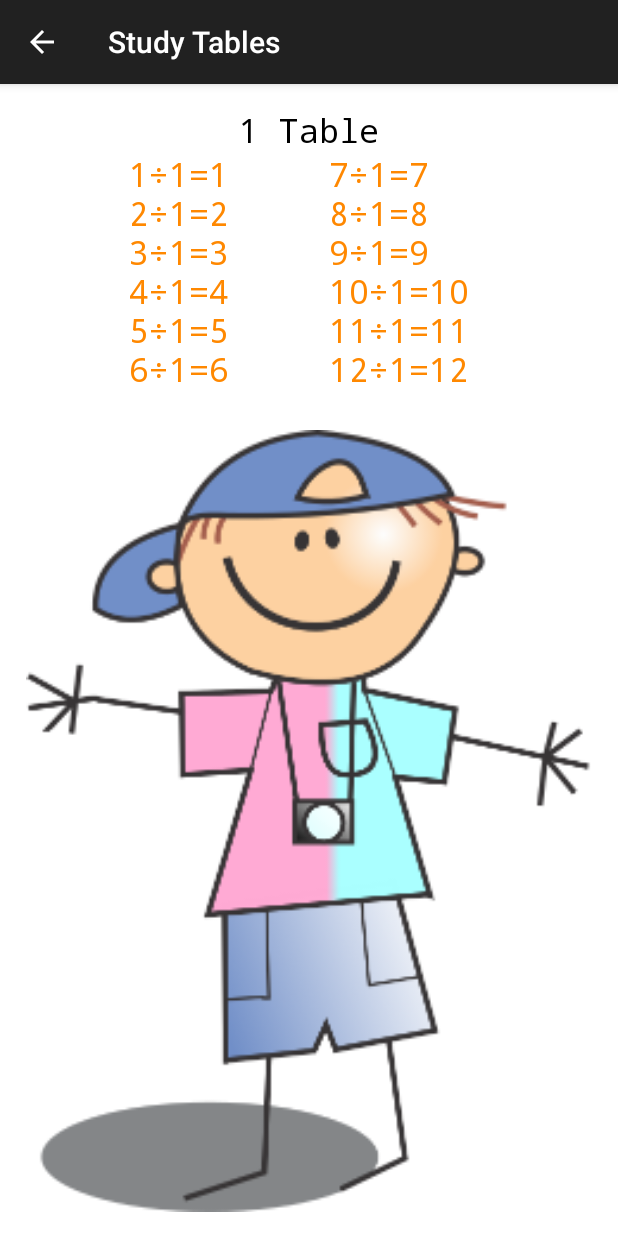
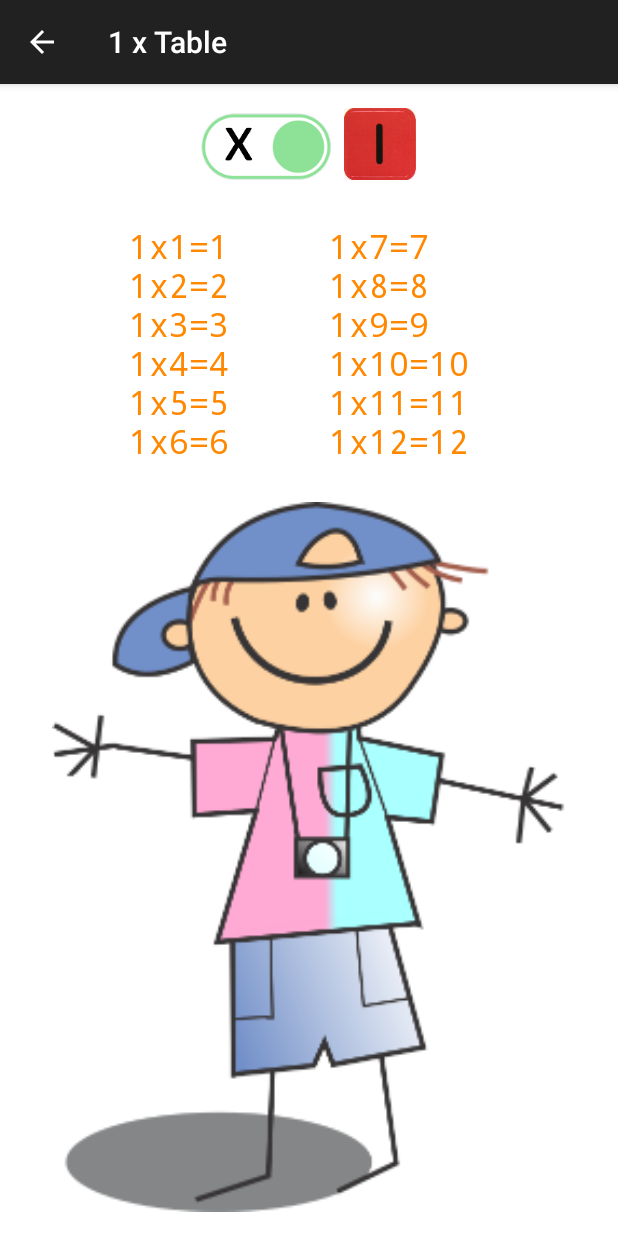
Before and after one commit to alexcarcar/KidsCanMultiply, an Android app: the screen it shows after launch (Table), after a tap on an icon or button, on a phone screen of 412 x 824 dp. Run offline under Robolectric (Android 15) with nearby library versions, the phone set to English and light mode, and no system bars; 1 other tap on this screen came first.

Commit message:
Add toggle in Table Activity: TODO Fix Quiz on second question

```diff
--- a/app/src/main/java/carcar/alex/kidsmultiply/MainActivity.java
+++ b/app/src/main/java/carcar/alex/kidsmultiply/MainActivity.java
@@ -5,26 +5,9 @@ import android.media.MediaPlayer;
 import android.os.Bundle;
 import android.support.v7.app.AppCompatActivity;
 import android.view.View;
-import android.widget.ImageView;
 
 public class MainActivity extends AppCompatActivity {
     private MediaPlayer FXPlayer;
-    private boolean multiplicationMode = true;
-
-    public void toggleMode(View v) {
-        ImageView imageView = (ImageView) v;
-        playSound(R.raw.type);
-        if (multiplicationMode) {
-            multiplicationMode = false;
-            this.setTitle(R.string.app_name2);
-            imageView.setImageResource(R.mipmap.toggle_divide);
-        } else {
-            multiplicationMode = true;
-            this.setTitle(R.string.app_name);
-            imageView.setImageResource(R.mipmap.toggle_multiply);
-        }
-    }
-
     private void playSound(int _id) {
         try {
             if (FXPlayer != null) {
@@ -45,14 +28,12 @@ public class MainActivity extends AppCompatActivity {
 
     public void onQuizClick(@SuppressWarnings("UnusedParameters")View a) {
         Intent intent = new Intent(this, Quiz.class);
-        intent.putExtra("multiplicationMode", multiplicationMode);
         playSound(R.raw.type);
         startActivity(intent);
     }
 
     public void displayTable(View a) {
         int n = 0;
-
         if(a.getId() == R.id.image1) n = 1;
         if(a.getId() == R.id.image2) n = 2;
         if(a.getId() == R.id.image3) n = 3;
@@ -65,48 +46,15 @@ public class MainActivity extends AppCompatActivity {
         if(a.getId() == R.id.image10) n = 10;
         if(a.getId() == R.id.image11) n = 11;
         if(a.getId() == R.id.image12) n = 12;
-
-        if (n>0) {
-            String result = "";
-            for (int r=0; r<6; r++) {
-                for (int c=0; c<2; c++) {
-                    int i;
-                    i = c*6 + r + 1;
-                    result += formatAnswer(n,i);
-                }
-                result += "\n";
-            }
-            Intent i = new Intent(this, Table.class);
-            i.putExtra("result", result);
-            i.putExtra("n",n);
-            startActivity(i);
-            playSound(R.raw.news);
-        }
-    }
-
-    private String formatAnswer(int n, int i) {
-        int m = n*i;
-        String result = "";
-        if (multiplicationMode) {
-            result += n +"x"+ i +"="+ m;
-        } else {
-            result += m +"÷"+ n +"="+ i;
-        }
-
-        if (i==7 || i==8 || i==9) result += ' ';
-        if (m<100) result += ' ';
-        if (m<10) result += ' ';
-        if (i<7) result += "   ";
-        return result;
+        Intent i = new Intent(this, Table.class);
+        i.putExtra("n",n);
+        playSound(R.raw.news);
+        startActivity(i);
     }
 
     @Override
     protected void onCreate(Bundle savedInstanceState) {
         super.onCreate(savedInstanceState);
         setContentView(R.layout.activity_main);
-
-        multiplicationMode = true;
-        ImageView imageView = (ImageView) findViewById(R.id.toggle);
-        imageView.setImageResource(R.mipmap.toggle_multiply);
     }
 }
--- a/app/src/main/java/carcar/alex/kidsmultiply/Quiz.java
+++ b/app/src/main/java/carcar/alex/kidsmultiply/Quiz.java
@@ -1,6 +1,5 @@
 package carcar.alex.kidsmultiply;
 
-import android.content.Intent;
 import android.media.MediaPlayer;
 import android.os.Bundle;
 import android.support.v7.app.AppCompatActivity;
@@ -121,8 +120,7 @@ public class Quiz extends AppCompatActivity {
         super.onCreate(savedInstanceState);
         setContentView(R.layout.activity_quiz);
         if (theAnswer == 0) {
-            Intent intent = getIntent();
-            multiplicationMode = intent.getExtras().getBoolean("multiplicationMode");
+            multiplicationMode = true;
             createQuestion();
         }
     }
--- a/app/src/main/java/carcar/alex/kidsmultiply/Table.java
+++ b/app/src/main/java/carcar/alex/kidsmultiply/Table.java
@@ -1,34 +1,82 @@
 package carcar.alex.kidsmultiply;
 
 import android.content.Intent;
+import android.media.MediaPlayer;
+import android.os.Bundle;
 import android.support.v4.view.MotionEventCompat;
 import android.support.v7.app.AppCompatActivity;
-import android.os.Bundle;
 import android.view.Gravity;
-import android.view.Menu;
-import android.view.MenuItem;
 import android.view.MotionEvent;
+import android.view.View;
+import android.widget.ImageView;
 import android.widget.TextView;
 
 public class Table extends AppCompatActivity {
+
+    private MediaPlayer FXPlayer;
+    private boolean multiplicationMode = true;
+    private int n = 1;
+
+    public void toggleMode(View v) {
+        ImageView imageView = (ImageView) v;
+        String title = n + (multiplicationMode?" ÷ ":" x ") + "Table";
+        this.setTitle(title);
+
+        playSound(R.raw.type);
+        if (multiplicationMode) {
+            multiplicationMode = false;
+            imageView.setImageResource(R.mipmap.toggle_divide);
+        } else {
+            multiplicationMode = true;
+            imageView.setImageResource(R.mipmap.toggle_multiply);
+        }
+        TextView a1 = (TextView) findViewById(R.id.table_text);
+        a1.setText(makeTable());
+    }
+
+    private void playSound(int _id) {
+        try {
+            if (FXPlayer != null) {
+                FXPlayer.stop();
+                FXPlayer.release();
+            }
+            FXPlayer = MediaPlayer.create(this, _id);
+            if (FXPlayer != null)
+                FXPlayer.start();
+        } catch (Exception e) {
+            System.err.println("playSound: "+e);
+        }
+    }
 
     @Override
     protected void onCreate(Bundle savedInstanceState) {
         super.onCreate(savedInstanceState);
         setContentView(R.layout.activity_table);
         Intent intent = getIntent();
-        String result = intent.getExtras().getString("result");
-        int n = intent.getExtras().getInt("n");
+        n = intent.getExtras().getInt("n");
+        ImageView imageView = (ImageView) findViewById(R.id.toggle);
+        ImageView imageNumber = (ImageView) findViewById(R.id.imageNumber);
+        imageView.setImageResource(R.mipmap.toggle_multiply);
+        switch (n) {
+            case 1: imageNumber.setImageResource(R.mipmap.image1); break;
+            case 2: imageNumber.setImageResource(R.mipmap.image2); break;
+            case 3: imageNumber.setImageResource(R.mipmap.image3); break;
+            case 4: imageNumber.setImageResource(R.mipmap.image4); break;
+            case 5: imageNumber.setImageResource(R.mipmap.image5); break;
+            case 6: imageNumber.setImageResource(R.mipmap.image6); break;
+            case 7: imageNumber.setImageResource(R.mipmap.image7); break;
+            case 8: imageNumber.setImageResource(R.mipmap.image8); break;
+            case 9: imageNumber.setImageResource(R.mipmap.image9); break;
+            case 10: imageNumber.setImageResource(R.mipmap.image10); break;
+            case 11: imageNumber.setImageResource(R.mipmap.image11); break;
+            case 12: imageNumber.setImageResource(R.mipmap.image12); break;
+        }
+        this.setTitle(n + " x Table");
+        TextView a1 = (TextView) findViewById(R.id.table_text);
+        a1.setText(makeTable());
+        a1.setGravity(Gravity.CENTER_HORIZONTAL);
+    }
 
-        TextView a1 = (TextView) findViewById(R.id.table_text);
-        a1.setText(result);
-        a1.setGravity(Gravity.CENTER_HORIZONTAL);
-
-        TextView t1 = (TextView) findViewById(R.id.title_text);
-        String title = n + " Table";
-        t1.setText(title);
-        t1.setGravity(Gravity.CENTER_HORIZONTAL);
-    }
     @Override
     public boolean onTouchEvent(MotionEvent event){
 
@@ -44,4 +92,33 @@ public class Table extends AppCompatActivity {
                 return super.onTouchEvent(event);
         }
     }
+
+    private String makeTable() {
+        String result = "";
+        for (int r=0; r<6; r++) {
+            for (int c=0; c<2; c++) {
+                int i;
+                i = c*6 + r + 1;
+                result += formatAnswer(n,i);
+            }
+            result += "\n";
+        }
+        return result;
+    }
+
+    private String formatAnswer(int n, int i) {
+        int m = n*i;
+        String result = "";
+        if (multiplicationMode) {
+            result += n +"x"+ i +"="+ m;
+        } else {
+            result += m +"÷"+ n +"="+ i;
+        }
+
+        if (i==7 || i==8 || i==9) result += ' ';
+        if (m<100) result += ' ';
+        if (m<10) result += ' ';
+        if (i<7) result += "   ";
+        return result;
+    }
 }
--- a/app/src/main/res/layout/activity_table.xml
+++ b/app/src/main/res/layout/activity_table.xml
@@ -6,6 +6,37 @@
     android:orientation="vertical"
     android:paddingBottom="@dimen/activity_vertical_margin" tools:context="carcar.alex.kidsmultiply.Quiz"
     android:background="#ffffff">
+
+    <LinearLayout
+        android:orientation="horizontal"
+        android:layout_width="fill_parent"
+        android:layout_height="wrap_content"
+        android:id="@+id/topBar"
+        android:gravity="center_horizontal">
+
+        <ImageView
+            android:layout_width="wrap_content"
+            android:layout_height="wrap_content"
+            android:id="@+id/toggle"
+            android:src="@mipmap/toggle_multiply"
+            android:onClick="toggleMode"
+            android:layout_gravity="bottom" />
+
+        <TextView
+            android:layout_width="@dimen/abc_button_padding_horizontal_material"
+            android:layout_height="wrap_content"
+            android:textAppearance="?android:attr/textAppearanceSmall"
+            android:text=""
+            android:id="@+id/textSpace" />
+
+        <ImageView
+            android:layout_width="wrap_content"
+            android:layout_height="wrap_content"
+            android:id="@+id/imageNumber"
+            android:src="@mipmap/image1"
+            android:layout_gravity="bottom" />
+
+    </LinearLayout>
 
     <TextView
         android:layout_width="wrap_content"
```
Also changed, not shown: app/src/main/res/layout/activity_main.xml (+10 -36 lines).
